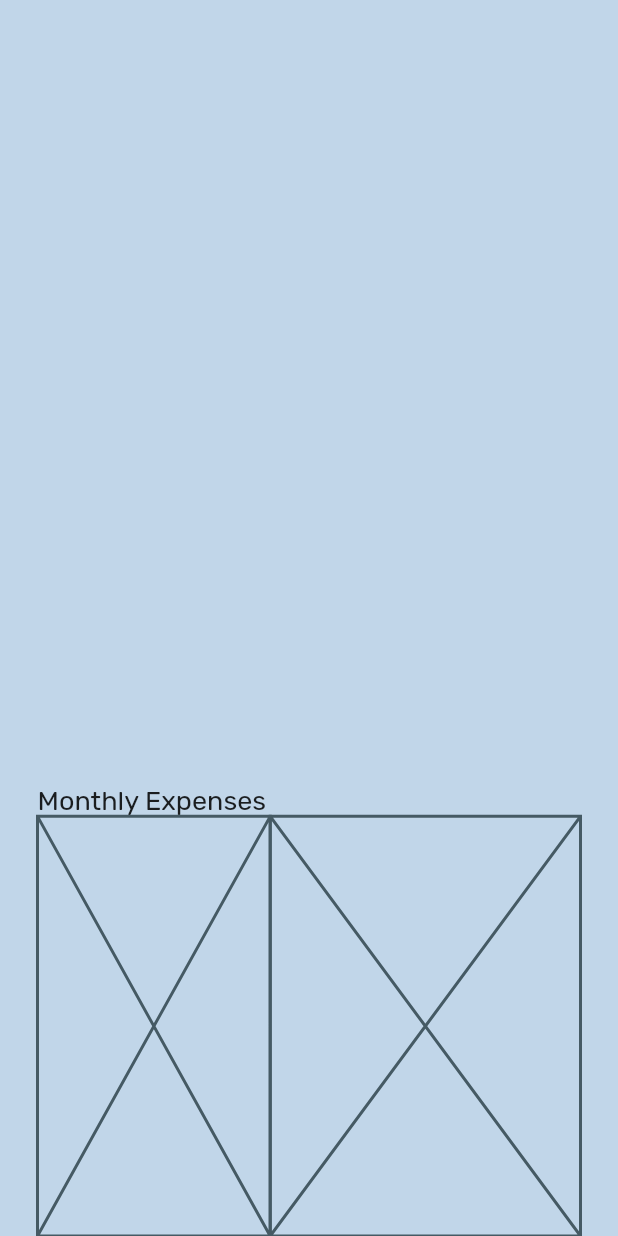
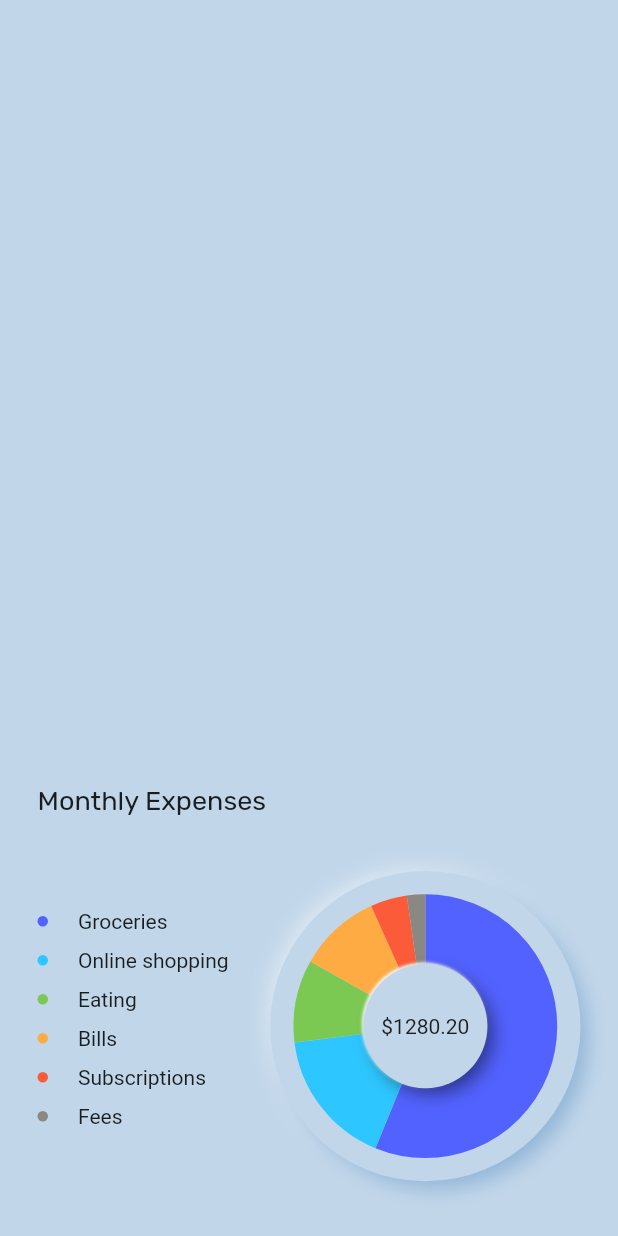
Before and after one commit to coolch77/clone_monthly_expanse_view, a Flutter app: the screen it shows after launch, on a phone screen of 412 x 824 dp. Run offline on Flutter 3.47's test engine with Material 2 defaults, Android fonts, the phone set to English and light mode, and no system bars; our stand-ins replace google_fonts.

Commit message:
add completion codes

```diff
--- /dev/null
+++ b/lib/categories_row.dart
@@ -0,0 +1,65 @@
+import 'package:flutter/material.dart';
+
+import 'pie_chart.dart';
+
+class CategoriesRow extends StatelessWidget {
+  const CategoriesRow({Key? key}) : super(key: key);
+
+  @override
+  Widget build(BuildContext context) {
+    return Expanded(
+      flex: 3,
+      child: Column(
+        mainAxisAlignment: MainAxisAlignment.center,
+        children: <Widget>[
+          for (var category in kCategories)
+            ExpenseCategory(
+              text: category.name,
+              index: kCategories.indexOf(category),
+            )
+        ],
+      ),
+    );
+  }
+}
+
+class ExpenseCategory extends StatelessWidget {
+  const ExpenseCategory({
+    required this.index,
+    required this.text,
+  });
+
+  final int index;
+  final String text;
+  @override
+  Widget build(BuildContext context) {
+    return Padding(
+      padding: EdgeInsets.only(bottom: 10),
+      child: Row(
+        children: <Widget>[
+          Container(
+            width: 7,
+            height: 7,
+            decoration: BoxDecoration(
+              shape: BoxShape.circle,
+              color:
+                  kNeumorphicColors.elementAt(index % kNeumorphicColors.length),
+            ),
+          ),
+          SizedBox(
+            width: 20,
+          ),
+          Text(
+            text.capitalize(),
+          ),
+        ],
+      ),
+    );
+  }
+}
+
+extension StringExtension on String {
+  String capitalize() {
+    return "${this[0].toUpperCase()}${this.substring(1)}";
+  }
+}
--- a/lib/main.dart
+++ b/lib/main.dart
@@ -1,5 +1,8 @@
+import 'package:clone_monthly_expanse_view/categories_row.dart';
 import 'package:flutter/material.dart';
 import 'package:google_fonts/google_fonts.dart';
+
+import 'pie_chart_view.dart';
 
 void main() {
   runApp(MyApp());
@@ -46,14 +49,8 @@ class MonthlyExpensesView extends StatelessWidget {
                     Expanded(
                         child: Row(
                       children: [
-                        Expanded(
-                          child: Placeholder(),
-                          flex: 3,
-                        ),
-                        Expanded(
-                          child: Placeholder(),
-                          flex: 4,
-                        ),
+                        CategoriesRow(),
+                        PieChartView(),
                       ],
                     )),
                   ],
--- /dev/null
+++ b/lib/pie_chart.dart
@@ -0,0 +1,84 @@
+import 'dart:math';
+
+import 'package:flutter/material.dart';
+
+class PieChart extends CustomPainter {
+  PieChart({
+    required this.categories,
+    required this.width,
+  });
+
+  final List<Category> categories;
+  final double width;
+
+  @override
+  void paint(Canvas canvas, Size size) {
+    Offset center = Offset(size.width / 2, size.height / 2);
+    double radius = min(size.width / 2, size.height / 2);
+
+    var paint = Paint()
+      ..style = PaintingStyle.stroke
+      ..strokeWidth = width / 2;
+
+    double total = 0;
+    // Calculate total amount from each category
+    categories.forEach((expense) => total += expense.amount);
+
+    // The angle/radian at 12 o'clcok
+    double startRadian = -pi / 2;
+
+    for (var index = 0; index < categories.length; index++) {
+      final currentCategory = categories.elementAt(index);
+      // Amount of length to paint is a percentage of the perimeter of a circle (2 x pi)
+      final sweepRadian = currentCategory.amount / total * 2 * pi;
+      // Used modulo/remainder to catch use case if there is more than 6 colours
+      paint.color = kNeumorphicColors.elementAt(index % categories.length);
+      canvas.drawArc(
+        Rect.fromCircle(center: center, radius: radius),
+        startRadian,
+        sweepRadian,
+        false,
+        paint,
+      );
+      // The new startRadian starts from where the previous sweepRadian.
+      // Example, a circle perimeter is 10.
+      // Category A takes a startRadian 0 and ends at sweepRadian 5.
+      // Category B takes the startRadian where Category A left off, which is 5
+      // and ends at sweepRadian 7.
+      // Category C takes the startRadian where Category B left off, which is 7
+      // and so on.
+      startRadian += sweepRadian;
+    }
+  }
+
+  @override
+  bool shouldRepaint(covariant CustomPainter oldDelegate) => true;
+}
+
+class Category {
+  final String name;
+  final double amount;
+
+  Category({
+    required this.name,
+    required this.amount,
+  });
+}
+
+final kCategories = [
+  Category(name: 'groceries', amount: 500.00),
+  Category(name: 'online shopping', amount: 150.00),
+  Category(name: 'eating', amount: 90.00),
+  Category(name: 'bills', amount: 90.00),
+  Category(name: 'subscriptions', amount: 40.00),
+  Category(name: 'fees', amount: 20.00),
+];
+
+final kNeumorphicColors = [
+  Color.fromRGBO(82, 98, 255, 1), //  rgb(82, 98, 255)
+  Color.fromRGBO(46, 198, 255, 1), // rgb(46, 198, 255)
+  Color.fromRGBO(123, 201, 82, 1), // rgb(123, 201, 82)
+  Color.fromRGBO(255, 171, 67, 1), // rgb(255, 171, 67)
+  Color.fromRGBO(252, 91, 57, 1), //  rgb(252, 91, 57)
+  Color.fromRGBO(139, 135, 130, 1), //rgb(139, 135, 130)
+];
--- /dev/null
+++ b/lib/pie_chart_view.dart
@@ -0,0 +1,77 @@
+import 'package:flutter/material.dart';
+
+import 'pie_chart.dart';
+
+class PieChartView extends StatelessWidget {
+  const PieChartView({Key? key}) : super(key: key);
+
+  @override
+  Widget build(BuildContext context) {
+    return Expanded(
+      flex: 4,
+      child: LayoutBuilder(
+        builder: (context, constraint) => Container(
+          decoration: BoxDecoration(
+            color: Color.fromRGBO(193, 214, 233, 1),
+            shape: BoxShape.circle,
+            boxShadow: [
+              BoxShadow(
+                spreadRadius: -10,
+                blurRadius: 17,
+                offset: Offset(-5, -5),
+                color: Colors.white,
+              ),
+              BoxShadow(
+                spreadRadius: -2,
+                blurRadius: 10,
+                offset: Offset(7, 7),
+                color: Color.fromRGBO(146, 182, 216, 1),
+              )
+            ],
+          ),
+          child: Stack(
+            children: [
+              Center(
+                child: SizedBox(
+                  width: constraint.maxWidth * 0.6,
+                  child: CustomPaint(
+                    child: Center(),
+                    foregroundPainter: PieChart(
+                      width: constraint.maxWidth * 0.5,
+                      categories: kCategories,
+                    ),
+                  ),
+                ),
+              ),
+              Center(
+                child: Container(
+                  height: constraint.maxWidth * 0.4,
+                  decoration: BoxDecoration(
+                    color: Color.fromRGBO(193, 214, 233, 1),
+                    shape: BoxShape.circle,
+                    boxShadow: [
+                      BoxShadow(
+                        blurRadius: 1,
+                        offset: Offset(-1, -1),
+                        color: Colors.white,
+                      ),
+                      BoxShadow(
+                        spreadRadius: -2,
+                        blurRadius: 10,
+                        offset: Offset(5, 5),
+                        color: Colors.black.withOpacity(0.5),
+                      )
+                    ],
+                  ),
+                  child: Center(
+                    child: Text('\$1280.20'),
+                  ),
+                ),
+              ),
+            ],
+          ),
+        ),
+      ),
+    );
+  }
+}
```
Also changed, not shown: 5 other files.
